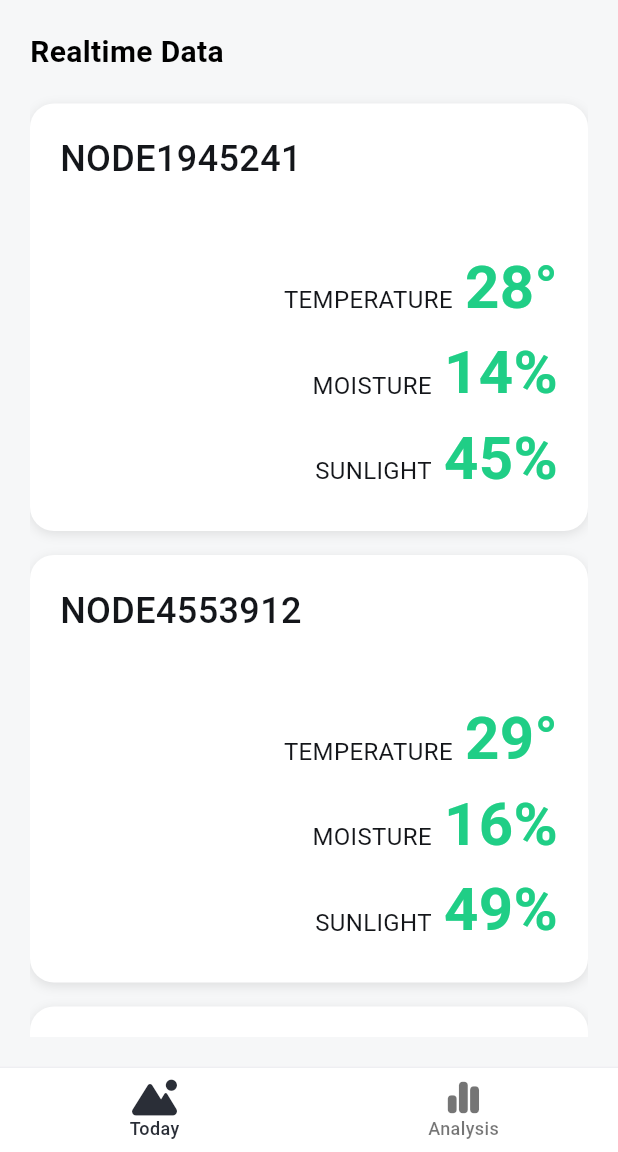
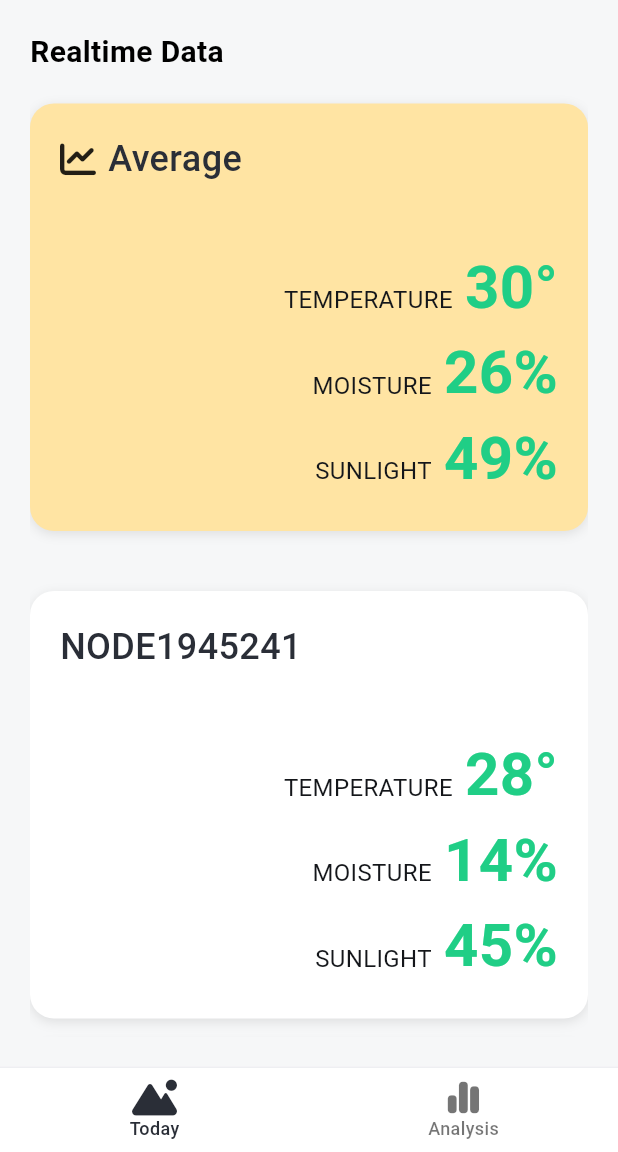
Before and after one commit to 2025-K-SW-SmartDust-Bee/Application, a Flutter app: the screen it shows after launch, on a phone screen of 412 x 824 dp, the part 84-1236 px from its top. Run offline on Flutter 3.47's test engine with Material 3 defaults, Android fonts, the phone set to English and light mode, and no system bars; our stand-ins replace fl_chart, flutter_svg, font_awesome_flutter, logger; Roboto replaces fonts that are missing (Pretendard).

Commit message:
design: emphasize average node card

```diff
--- a/lib/screens/today_screen.dart
+++ b/lib/screens/today_screen.dart
@@ -1,7 +1,10 @@
 import 'package:fl_chart/fl_chart.dart';
 import 'package:flutter/material.dart';
+import 'package:font_awesome_flutter/font_awesome_flutter.dart';
+import 'package:smartdust/components/data_component.dart';
 import 'package:smartdust/models/month_type.dart';
 import 'package:smartdust/models/sensor_type.dart';
+import 'package:smartdust/screens/realtime_data_screen.dart';
 import 'package:smartdust/themes/colors.dart';
 import 'package:smartdust/widgets/default_appbar.dart';
 import 'package:smartdust/widgets/node_card_widget.dart';
@@ -70,6 +73,59 @@ class _TodayScreenState extends State<TodayScreen> {
                 ),
               ),
               SizedBox(height: 20.0),
+              GestureDetector(
+                onTap: () {
+                  Navigator.push(
+                    context,
+                    MaterialPageRoute(
+                      builder: (_) => RealtimeDataScreen(nodeName: 'Average'),
+                    ),
+                  );
+                },
+                child: Container(
+                  padding: EdgeInsets.symmetric(
+                    horizontal: 20.0,
+                    vertical: 20.0,
+                  ),
+                  width: double.infinity,
+                  decoration: BoxDecoration(
+                    color: AppColors.main100,
+                    borderRadius: BorderRadius.circular(16.0),
+                    boxShadow: [
+                      BoxShadow(
+                        color: Colors.black.withValues(alpha: 0.1),
+                        blurRadius: 6,
+                        offset: const Offset(0, 2),
+                      ),
+                    ],
+                  ),
+                  child: Column(
+                    crossAxisAlignment: CrossAxisAlignment.start,
+                    children: [
+                      Row(
+                        children: [
+                          FaIcon(FontAwesomeIcons.chartLine),
+                          SizedBox(width: 8.0),
+                          Text(
+                            'Average',
+                            style: TextStyle(
+                              fontSize: 24.0,
+                              color: AppColors.gray800,
+                              fontFamily: 'Pretendard',
+                              fontWeight: FontWeight.w500,
+                            ),
+                          ),
+                        ],
+                      ),
+                      SizedBox(height: 40.0),
+                      DataComponent(data: 30, type: SensorType.temperature),
+                      DataComponent(data: 26, type: SensorType.moisture),
+                      DataComponent(data: 49, type: SensorType.sunlight),
+                    ],
+                  ),
+                ),
+              ),
+              SizedBox(height: 40.0),
               NodeCardWidget(
                 name: 'NODE1945241',
                 temparature: 28,
--- a/lib/widgets/node_card_widget.dart
+++ b/lib/widgets/node_card_widget.dart
@@ -48,7 +48,7 @@ class NodeCardWidget extends StatelessWidget {
               name,
               style: TextStyle(
                 fontSize: 24.0,
-                color: AppColors.gray900,
+                color: AppColors.gray800,
                 fontFamily: 'Pretendard',
                 fontWeight: FontWeight.w500,
               ),
```
